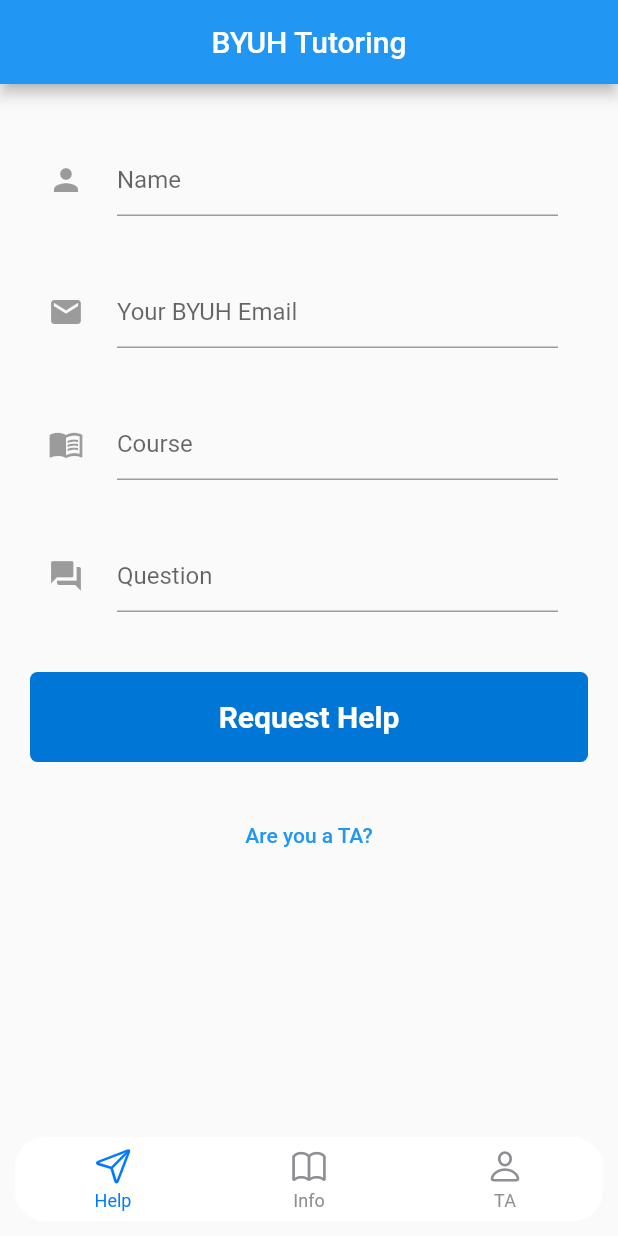
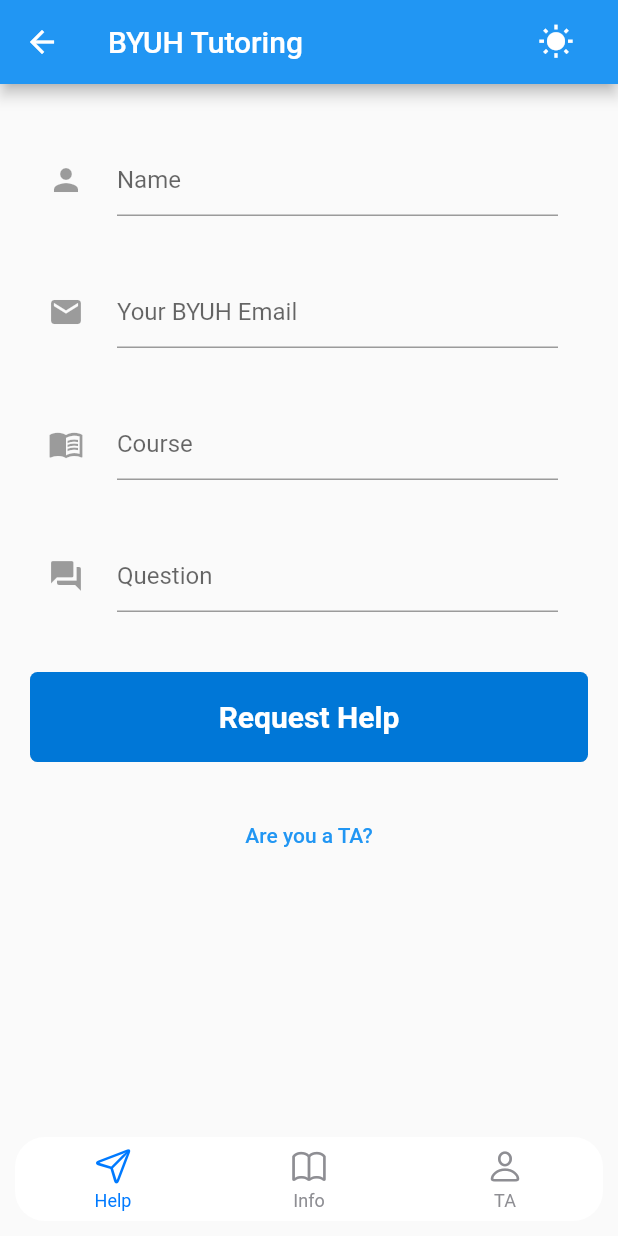
Before and after one commit to flybaflyba/Request-Handling-TA, a Flutter app: the screen it shows after launch, on a phone screen of 412 x 824 dp. Run offline on Flutter 3.47's test engine with Material 2 defaults, Android fonts, the phone set to English and light mode, and no system bars; drawn by our look-alikes of persistent_bottom_nav_bar; our stand-ins replace awesome_dialog, bottom_navy_bar, cloud_firestore, email_validator, firebase_auth, firebase_core and 2 more; missing offline and left inert: flutter_picker; accounts and stored records are empty.

Commit message:
Add back button | Add about dialog

```diff
--- a/lib/MainPage.dart
+++ b/lib/MainPage.dart
@@ -64,18 +64,46 @@ class _MainPageState extends State<MainPage> {
 
   @override
   Widget build(BuildContext context) {
-    return Scaffold(
-      // appBar: AppBar(title: const Text('Navigation Bar Demo')),
+    return
+      Scaffold(
       appBar: AppBar(
-        title:
-        new Center(child: new Text(
-          "BYUH Tutoring",
-          textAlign: TextAlign.center,
-          // style: TextStyle(fontSize: 30),
-        )),
+        title: const Text('BYUH Tutoring'),
+        automaticallyImplyLeading: true,
+        leading: BackButton(),
+        actions: [
+          IconButton(icon: Icon(Icons.wb_sunny), onPressed: () {
+            AwesomeDialog(
+              context: context,
+              headerAnimationLoop: false,
+              dialogType: DialogType.NO_HEADER,
+              title: 'About',
+              desc:
+              'Something about the app.',
+              btnOkOnPress: () {
+                debugPrint('OnClcik');
+              },
+              btnOkIcon: Icons.check_circle,
+            )..show();
+          }),
+          Text("     ")
+        ],
+      ),
+      //
+      // appBar: AppBar(
+      //   title:
+      //   new Center(child: new Text(
+      //     "BYUH Tutoring",
+      //     textAlign: TextAlign.center,
+      //     // style: TextStyle(fontSize: 30),
+      //   )),
+      //   // toolbarHeight: 50,
+      //   leading:
+      //   BackButton(),
+      //   actions: [
+      //     Icon(Icons.add),
+      //   ],
+      // ),
 
-        // toolbarHeight: 50,
-      ),
       body: PersistentTabView(
         context,
         controller: _controller,
```
